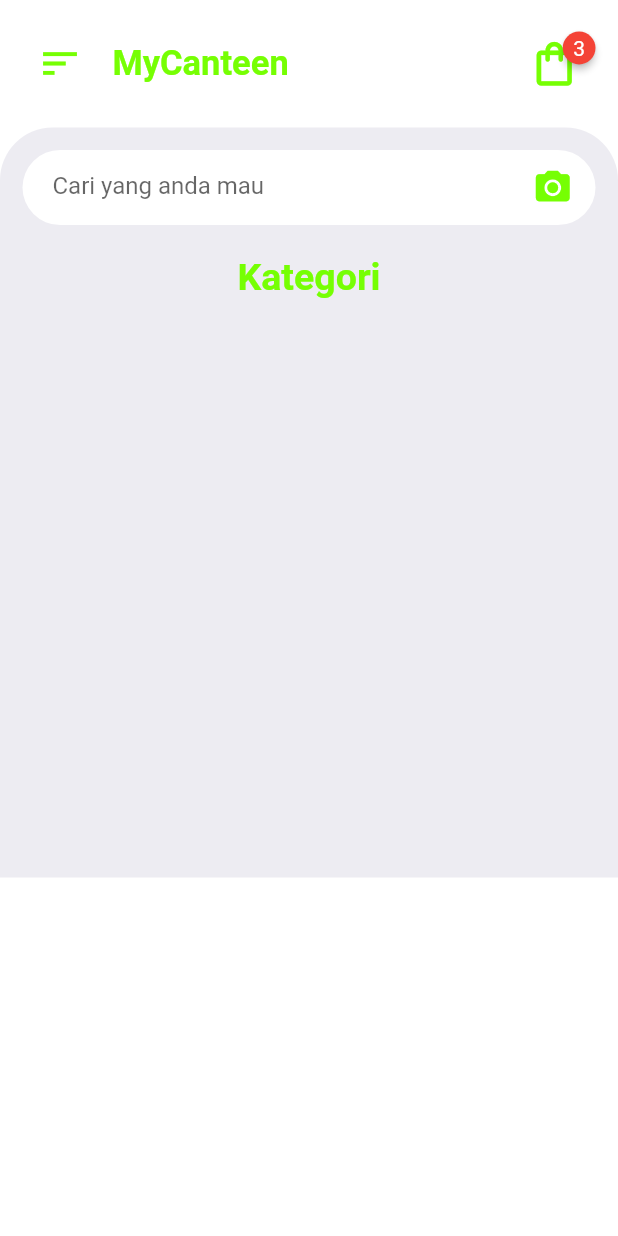
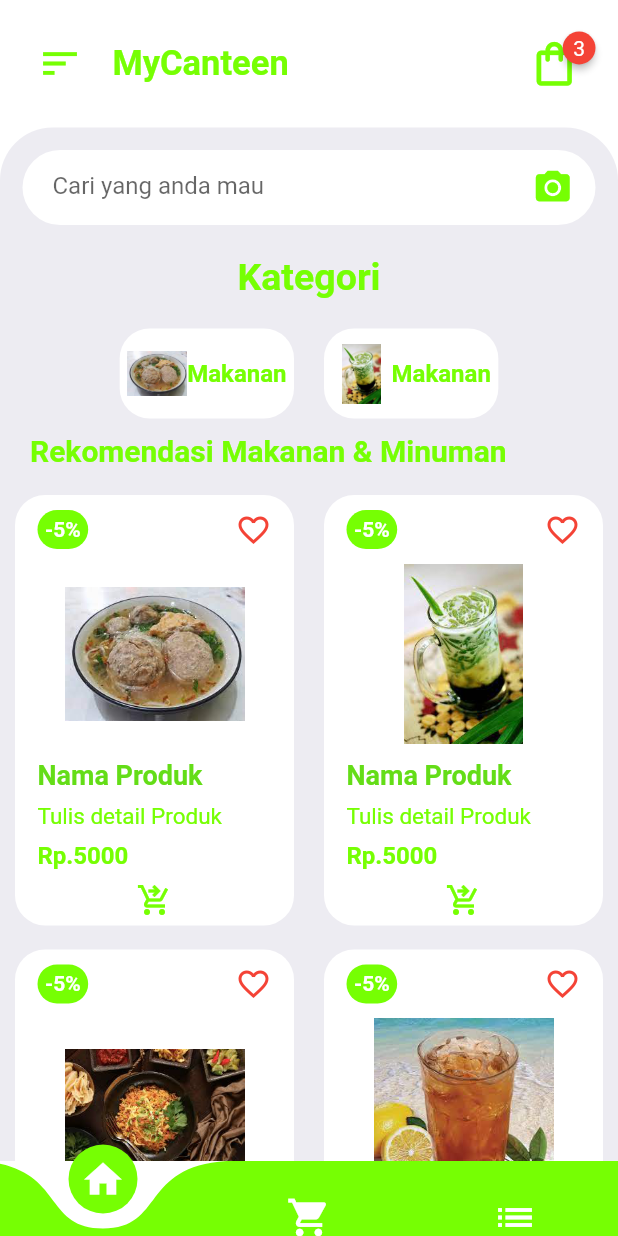
Before and after one commit to TurkhamM/Kelompok-4, a Flutter app: the screen it shows after launch, on a phone screen of 412 x 824 dp. Run offline on Flutter 3.47's test engine with Material 2 defaults, Android fonts, the phone set to English and light mode, and no system bars; drawn by our look-alikes of badges, curved_navigation_bar; missing offline and left inert: dart:html.

Commit message:
menambah sourccode Homepage

```diff
--- a/lib/pages/Homepage.dart
+++ b/lib/pages/Homepage.dart
@@ -1,5 +1,8 @@
+import 'package:curved_navigation_bar/curved_navigation_bar.dart';
 import 'package:flutter/material.dart';
+import 'package:splash/widgets/CategoriesWidgets.dart';
 import 'package:splash/widgets/HomeAppBar.dart';
+import 'package:splash/widgets/ItemsWidgets.dart';
 
 class HomePage extends StatelessWidget {
   @override
@@ -9,7 +12,7 @@ class HomePage extends StatelessWidget {
         children: [
           HomeAppBar(),
           Container(
-            height: 500,
+            //height: 500,
             padding: EdgeInsets.only(top: 15),
             decoration: BoxDecoration(
               color: Color(0xFFEDECF2),
@@ -64,11 +67,48 @@ class HomePage extends StatelessWidget {
                     ),
                   ),
                 ),
+                CategoriesWidgets(),
+                Container(
+                  alignment: Alignment.centerLeft,
+                  margin: EdgeInsets.symmetric(horizontal: 20, vertical: 10),
+                  child: Text(
+                    "Rekomendasi Makanan & Minuman",
+                    style: TextStyle(
+                      fontSize: 20,
+                      fontWeight: FontWeight.bold,
+                      color: Color(0xFF76FF03),
+                    ),
+                  ),
+                ),
+                ItemsWidgets(),
               ],
             ),
           )
         ],
       ),
+      bottomNavigationBar: CurvedNavigationBar(
+        backgroundColor: Colors.transparent,
+        onTap: (value) {},
+        height: 50,
+        color: Color(0xFF76FF03),
+        items: [
+          Icon(
+            Icons.home,
+            size: 30,
+            color: Colors.white,
+          ),
+          Icon(
+            Icons.shopping_cart,
+            size: 30,
+            color: Colors.white,
+          ),
+          Icon(
+            Icons.list,
+            size: 30,
+            color: Colors.white,
+          ),
+        ],
+      ),
     );
   }
 }
--- a/lib/widgets/CategoriesWidgets.dart
+++ b/lib/widgets/CategoriesWidgets.dart
@@ -7,6 +7,7 @@ class CategoriesWidgets extends StatelessWidget {
       scrollDirection: Axis.horizontal,
       child: Row(
         children: [
+          for (int i = 1; i < 3; i++)
             Container(
               margin: EdgeInsets.symmetric(horizontal: 10),
               padding: EdgeInsets.symmetric(horizontal: 5, vertical: 10),
@@ -14,6 +15,25 @@ class CategoriesWidgets extends StatelessWidget {
                 color: Colors.white,
                 borderRadius: BorderRadius.circular(20),
               ),
+              child: Row(
+                crossAxisAlignment: CrossAxisAlignment.center,
+                children: [
+                  Image.asset(
+                    //use i variable to chage pictures
+                    "images/$i.png",
+                    width: 40,
+                    height: 40,
+                  ),
+                  Text(
+                    "Makanan",
+                    style: TextStyle(
+                      fontWeight: FontWeight.bold,
+                      fontSize: 16,
+                      color: Color(0xFF76FF03),
+                    ),
+                  ),
+                ],
+              ),
             ),
         ],
       ),
--- /dev/null
+++ b/lib/widgets/ItemsWidgets.dart
@@ -0,0 +1,106 @@
+import 'dart:html';
+
+import 'package:flutter/material.dart';
+
+class ItemsWidgets extends StatelessWidget {
+  @override
+  Widget build(BuildContext context) {
+    return GridView.count(
+      childAspectRatio: 0.68,
+      crossAxisCount: 2,
+      shrinkWrap: true,
+      children: [
+        for (int i = 1; i < 9; i++)
+          Container(
+            padding: EdgeInsets.only(left: 15, right: 15, top: 10),
+            margin: EdgeInsets.symmetric(vertical: 8, horizontal: 10),
+            decoration: BoxDecoration(
+              color: Colors.white,
+              borderRadius: BorderRadius.circular(20),
+            ),
+            child: Column(
+              children: [
+                Row(
+                  mainAxisAlignment: MainAxisAlignment.spaceBetween,
+                  children: [
+                    Container(
+                      padding: EdgeInsets.all(5),
+                      decoration: BoxDecoration(
+                        color: Color(0xFF76FF03),
+                        borderRadius: BorderRadius.circular(20),
+                      ),
+                      child: Text(
+                        "-5%",
+                        style: TextStyle(
+                          fontSize: 14,
+                          color: Colors.white,
+                          fontWeight: FontWeight.bold,
+                        ),
+                      ),
+                    ),
+                    Icon(
+                      Icons.favorite_border,
+                      color: Colors.red,
+                    ),
+                  ],
+                ),
+                InkWell(
+                  onTap: () {},
+                  child: Container(
+                    margin: EdgeInsets.all(10),
+                    child: Image.asset(
+                      "images/$i.png",
+                      height: 120,
+                      width: 120,
+                    ),
+                  ),
+                ),
+                Container(
+                  padding: EdgeInsets.only(bottom: 8),
+                  alignment: Alignment.centerLeft,
+                  child: Text(
+                    "Nama Produk",
+                    style: TextStyle(
+                      fontSize: 18,
+                      fontWeight: FontWeight.bold,
+                      color: Color(0xFF64DD17),
+                    ),
+                  ),
+                ),
+                Container(
+                  alignment: Alignment.centerLeft,
+                  child: Text(
+                    "Tulis detail Produk",
+                    style: TextStyle(
+                      fontSize: 15,
+                      color: Color(0xFF76FF03),
+                    ),
+                  ),
+                ),
+                Padding(
+                  padding: EdgeInsets.symmetric(vertical: 8),
+                  child: Row(
+                    mainAxisAlignment: MainAxisAlignment.spaceBetween,
+                    children: [
+                      Text(
+                        "Rp.5000",
+                        style: TextStyle(
+                          fontSize: 16,
+                          fontWeight: FontWeight.bold,
+                          color: Color(0xFF76FF03),
+                        ),
+                      ),
+                    ],
+                  ),
+                ),
+                Icon(
+                  Icons.shopping_cart_checkout,
+                  color: Color(0xFF76FF03),
+                ),
+              ],
+            ),
+          ),
+      ],
+    );
+  }
+}
--- a/pubspec.yaml
+++ b/pubspec.yaml
@@ -35,6 +35,7 @@ dependencies:
   # Use with the CupertinoIcons class for iOS style icons.
   cupertino_icons: ^1.0.2
   badges: ^2.0.3
+  curved_navigation_bar: ^1.0.3
 
 dev_dependencies:
   flutter_test:
@@ -60,8 +61,8 @@ flutter:
   uses-material-design: true
 
   # To add assets to your application, add an assets section, like this:
-  # assets:
-  #   - images/a_dot_burr.jpeg
+  assets:
+     - images/
   #   - images/a_dot_ham.jpeg
 
   # An image asset can refer to one or more resolution-specific "variants", see
```
Also changed, not shown: images/1.png (added), images/2.png (added), images/3.png (added), images/4.png (added), images/5.png (added), images/6.png (added), images/7.png (added), images/8.png (added), pubspec.lock, 1 other file. Lines whose indentation alone changed are shown as unchanged.
